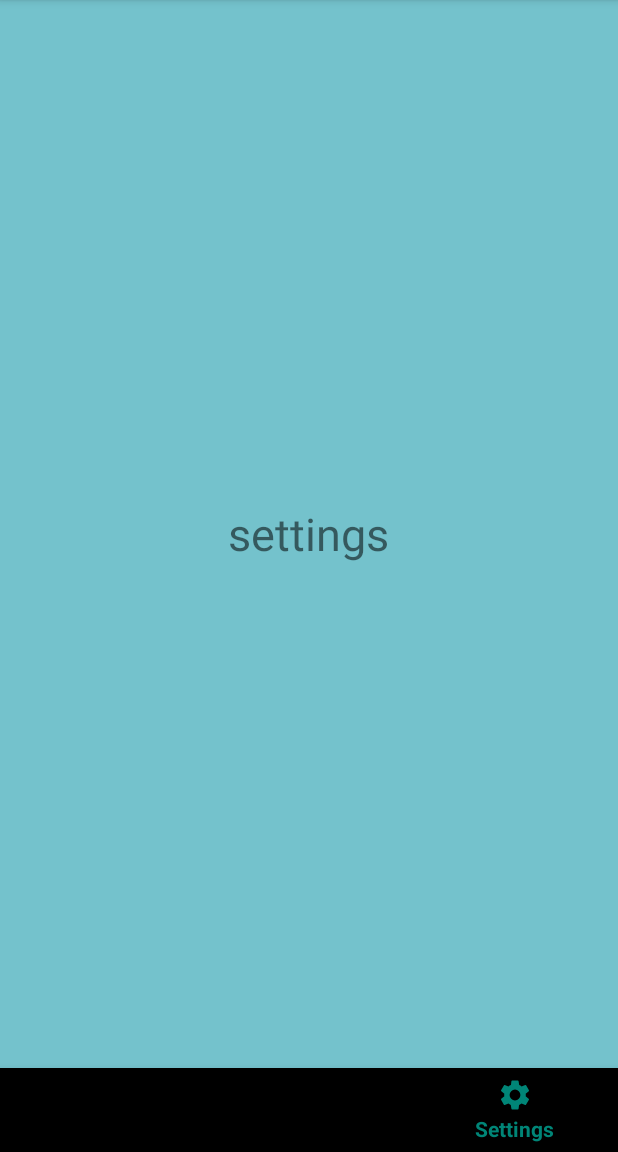
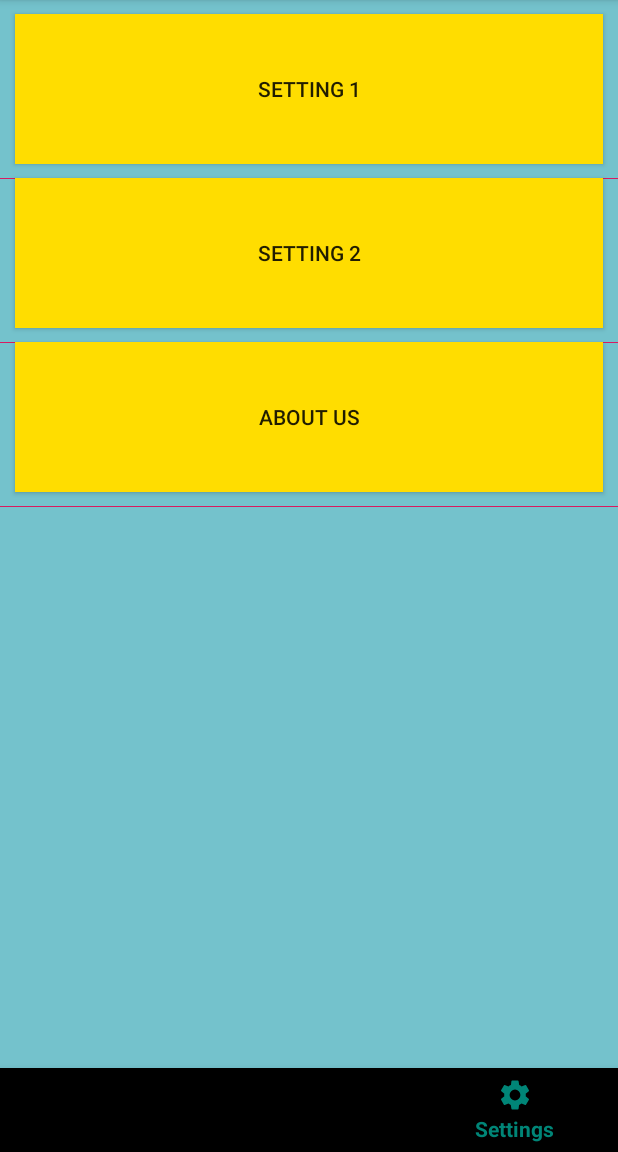
Before and after one commit to ho-anthony/Hydro-Hero, an Android app: the screen it shows after launch (MainActivity), item 3 of the bottom bar chosen, on a phone screen of 412 x 824 dp, the part 84-1236 px from its top. Run offline under Robolectric (Android 15) with nearby library versions, the phone set to English and light mode, and no system bars.

Commit message:
fragments page

```diff
--- a/app/src/main/res/layout/fragment_settings.xml
+++ b/app/src/main/res/layout/fragment_settings.xml
@@ -1,15 +1,40 @@
 <?xml version="1.0" encoding="utf-8"?>
-<RelativeLayout xmlns:android="http://schemas.android.com/apk/res/android"
+<LinearLayout xmlns:android="http://schemas.android.com/apk/res/android"
     android:layout_width="match_parent"
-    android:layout_height="match_parent">
+    android:layout_height="match_parent"
+    android:background="@color/backgroundColor"
+    android:divider="@color/colorAccent"
+    android:orientation="vertical"
+    android:showDividers="middle|beginning|end">
 
-    <TextView
-        android:layout_width="wrap_content"
-        android:layout_height="wrap_content"
-        android:text="settings"
-        android:textSize="30sp"
-        android:layout_centerInParent="true">
+    <Button
+        android:id="@+id/Setting1"
+        android:layout_width="match_parent"
+        android:layout_height="100dip"
+        android:layout_marginLeft="10dip"
+        android:layout_marginTop="10dip"
+        android:layout_marginRight="10dip"
+        android:layout_marginBottom="10dip"
+        android:background="@color/addDrinkButton"
+        android:text="Setting 1" />
 
-    </TextView>
+    <Button
+        android:id="@+id/Setting2"
+        android:layout_width="match_parent"
+        android:layout_height="100dip"
+        android:layout_marginLeft="10dip"
+        android:layout_marginRight="10dip"
+        android:layout_marginBottom="10dip"
+        android:background="@color/addDrinkButton"
+        android:text="Setting 2" />
 
-</RelativeLayout>
+    <Button
+        android:id="@+id/Setting3"
+        android:layout_width="match_parent"
+        android:layout_height="100dip"
+        android:layout_marginLeft="10dip"
+        android:layout_marginRight="10dip"
+        android:layout_marginBottom="10dip"
+        android:background="@color/addDrinkButton"
+        android:text="About Us" />
+</LinearLayout>
```
